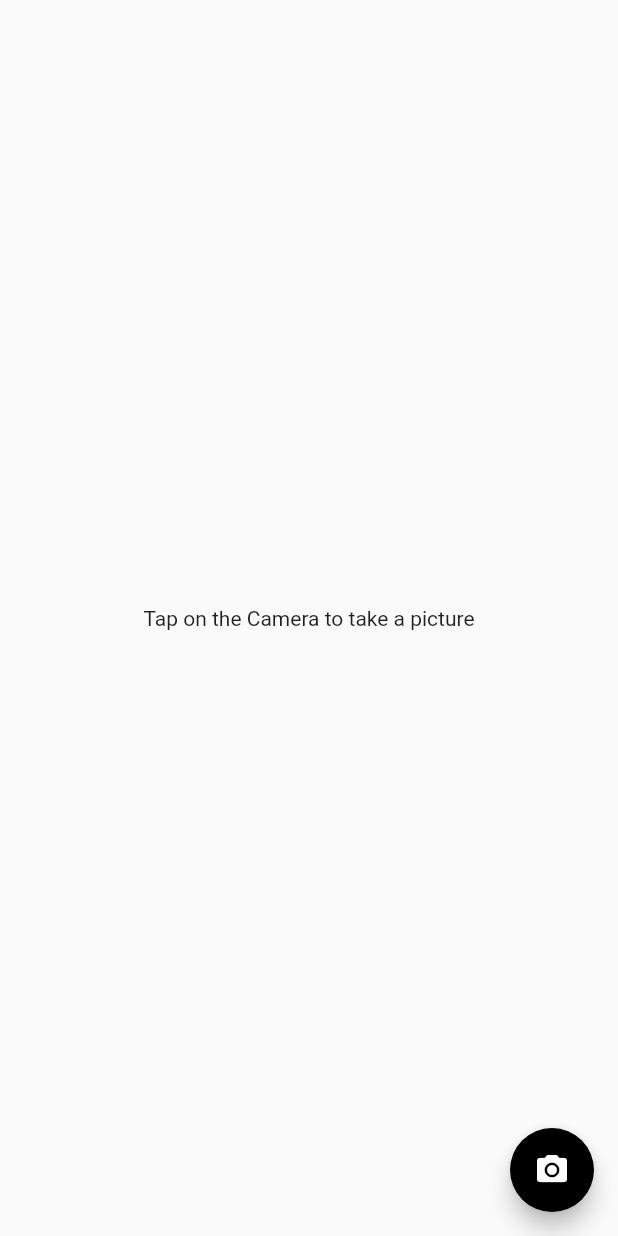
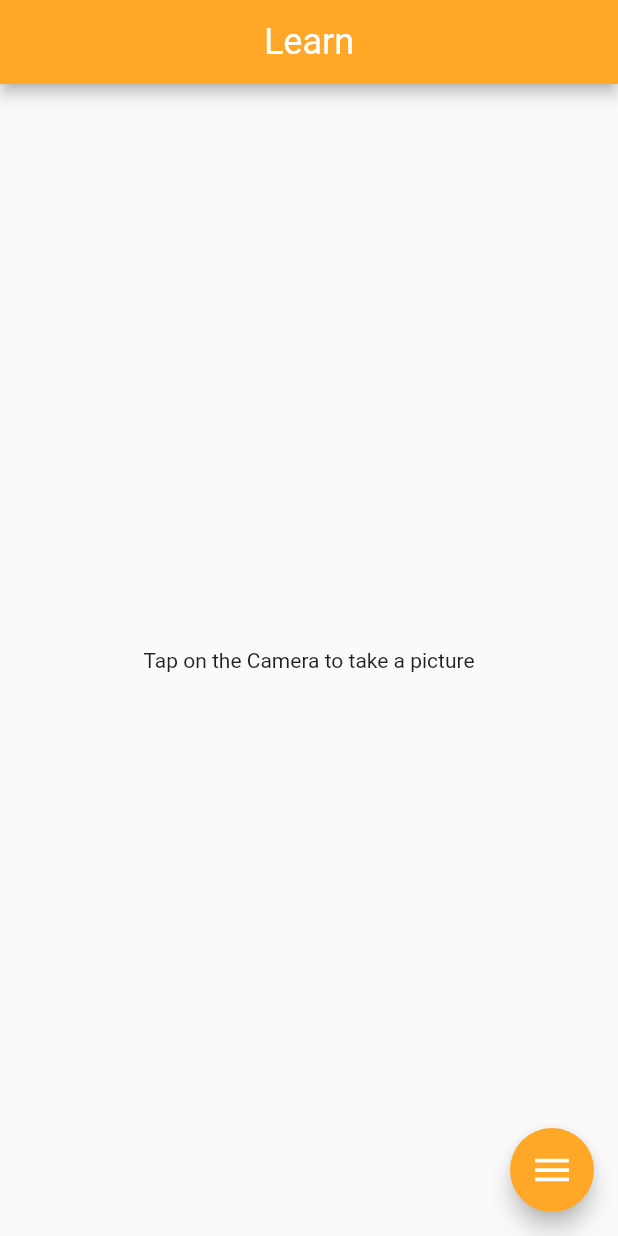
Before and after one commit to hongyu1738/plum_test, a Flutter app: the Camera screen opened directly, on a phone screen of 412 x 824 dp. Run offline on Flutter 3.47's test engine with Material 2 defaults, Android fonts, the phone set to English and light mode, and no system bars; drawn by our look-alikes of flutter_speed_dial; our stand-ins replace image_picker.

Commit message:
Added gallery and home page
- Added function to retrieve images from gallery
- Set up home as initial route/page
- Added app bar to camera for back navigation to home page

```diff
--- a/lib/main.dart
+++ b/lib/main.dart
@@ -1,4 +1,5 @@
 import 'package:flutter/material.dart';
+import 'package:plum_test/screens/home/home.dart';
 import 'package:plum_test/screens/learn/camera.dart';
 
 void main() {
@@ -10,7 +11,10 @@ class MyApp extends StatelessWidget {
   @override
   Widget build(BuildContext context) {
     return MaterialApp(
-      home: Camera(),
+      home: Home(),
+      routes: {
+        '/camera' : (context) => Camera(),
+      },
     );
   }
 }
--- a/lib/screens/learn/camera.dart
+++ b/lib/screens/learn/camera.dart
@@ -1,4 +1,5 @@
 import 'package:flutter/material.dart';
+import 'package:flutter_speed_dial/flutter_speed_dial.dart';
 import 'package:image_picker/image_picker.dart';
 import 'dart:io';
 
@@ -19,27 +20,106 @@ class _CameraState extends State<Camera> {
   //Function to get image from Camera
   Future getImageFromCamera() async{
     //Access camera and get image from camera
-    final image = await imagePicker.getImage(source: ImageSource.camera, maxHeight: 480, maxWidth: 600);
+    final image = await imagePicker.getImage(source: ImageSource.camera);
     setState(() {
       //Assign image to image file
       _image = File(image.path);
     });
   }
 
+  Future getImageFromGallery() async{
+    //Access camera and get image from camera
+    final image = await imagePicker.getImage(source: ImageSource.gallery);
+    setState(() {
+      //Assign image to image file
+      _image = File(image.path);
+    });
+  }
+
+
   @override
   Widget build(BuildContext context) {
     return Scaffold(
+      appBar: AppBar(
+        backgroundColor: Colors.orange[400],
+        centerTitle: true,
+        title: Text('Learn'),
+        titleTextStyle: TextStyle(
+          fontSize: 24.0,
+        ),
+      ),
       body: Center(
-        child: _image == null ? Text('Tap on the Camera to take a picture') : Image.file(_image),
+        child: _image == null ? Text('Tap on the Camera to take a picture') : Image.file(_image, height: 440),
       ),
-      floatingActionButton: FloatingActionButton(
-        onPressed: getImageFromCamera,
-        backgroundColor: Colors.black,
-        child: Icon(
-          Icons.camera_alt,
-          color: Colors.white,
-        ),
+      floatingActionButton: SpeedDial(
+        animatedIcon: AnimatedIcons.menu_close,
+        animatedIconTheme: IconThemeData(size: 30),
+        backgroundColor: Colors.orange[400],
+        visible: true,
+        curve: Curves.bounceIn,
+        spaceBetweenChildren: 10.0,
+        children: [
+          SpeedDialChild(
+              child: Icon(Icons.camera_alt),
+              backgroundColor: Colors.white,
+              onTap: getImageFromCamera,
+              label: 'Camera',
+              labelStyle: TextStyle(
+                  fontWeight: FontWeight.w500,
+                  color: Colors.white,
+                  fontSize: 20.0),
+              labelBackgroundColor: Colors.orange[400]
+          ),
+
+          SpeedDialChild(
+              child: Icon(Icons.photo),
+              backgroundColor: Colors.white,
+              onTap: getImageFromGallery,
+              label: 'Gallery',
+              labelStyle: TextStyle(
+                  fontWeight: FontWeight.w500,
+                  color: Colors.white,
+                  fontSize: 20.0),
+              labelBackgroundColor: Colors.orange[400]
+          ),
+        ],
       ),
     );
   }
+
+  // @override
+  // Widget build(BuildContext context) {
+  //   return SpeedDial(
+  //     animatedIcon: AnimatedIcons.menu_close,
+  //     animatedIconTheme: IconThemeData(size: 22),
+  //     backgroundColor: Colors.purple[800],
+  //     visible: true,
+  //     curve: Curves.bounceIn,
+  //     children: [
+  //       SpeedDialChild(
+  //         child: Icon(Icons.camera_alt),
+  //         backgroundColor: Colors.white,
+  //         onTap: getImageFromCamera,
+  //         label: 'Camera',
+  //         labelStyle: TextStyle(
+  //           fontWeight: FontWeight.w500,
+  //           color: Colors.white,
+  //           fontSize: 16.0),
+  //         labelBackgroundColor: Colors.purple[800]
+  //       ),
+  //
+  //       SpeedDialChild(
+  //           child: Icon(Icons.photo),
+  //           backgroundColor: Colors.white,
+  //           onTap: getImageFromGallery,
+  //           label: 'Gallery',
+  //           labelStyle: TextStyle(
+  //               fontWeight: FontWeight.w500,
+  //               color: Colors.white,
+  //               fontSize: 16.0),
+  //           labelBackgroundColor: Colors.purple[800]
+  //       ),
+  //     ],
+  //   );
+  // }
 }
--- a/pubspec.yaml
+++ b/pubspec.yaml
@@ -31,6 +31,7 @@ dependencies:
   cloud_firestore: ^2.3.0
   firebase_storage: ^9.0.0
   image_picker: ^0.8.1+3
+  flutter_speed_dial: ^4.1.0
 
 dev_dependencies:
   flutter_test:
```
Also changed, not shown: lib/screens/home/home.dart (+22 -3 lines), pubspec.lock.
